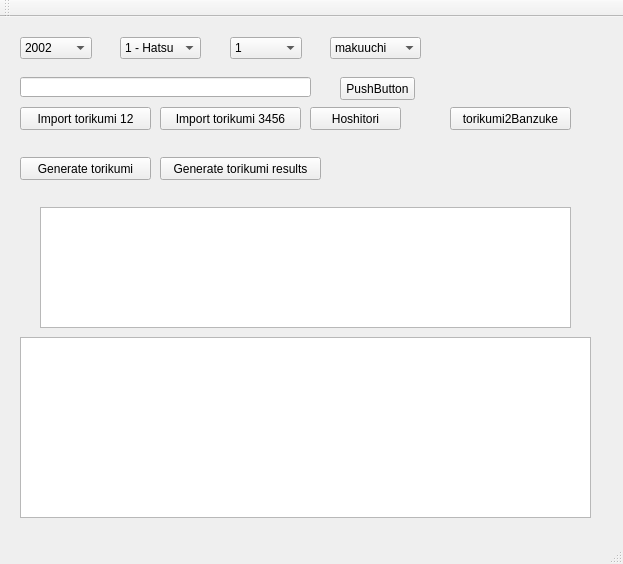
First picture: the form in mainwindow.ui, repository akdtg/ozumo, before the edit.
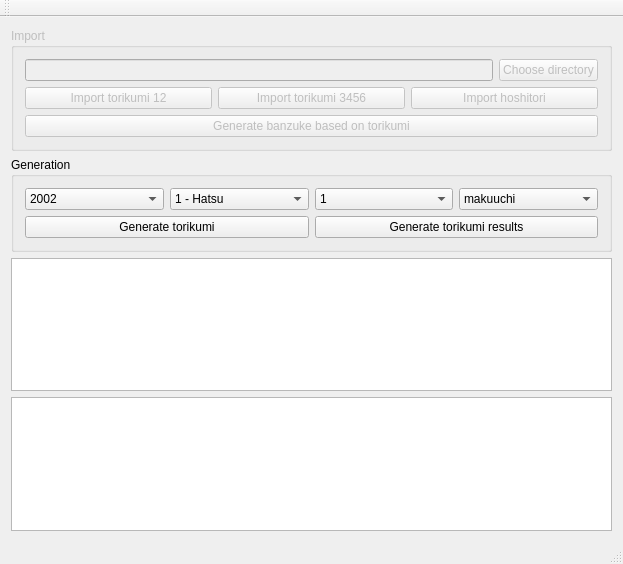
Second picture: the form after the edit.

Commit message: redesigned ui, better elements titles, added layouts, etc

```diff
--- a/mainwindow.ui
+++ b/mainwindow.ui
@@ -14,61 +14,75 @@
    <string>MainWindow</string>
   </property>
   <widget class="QWidget" name="centralWidget">
-   <widget class="QTableWidget" name="tableWidget">
-    <property name="geometry">
-     <rect>
-      <x>40</x>
-      <y>190</y>
-      <width>531</width>
-      <height>121</height>
-     </rect>
-    </property>
-   </widget>
+   <layout class="QGridLayout" name="gridLayout_3">
+    <item row="0" column="0">
+     <widget class="QGroupBox" name="groupBox_2">
+      <property name="enabled">
+       <bool>false</bool>
+      </property>
+      <property name="title">
+       <string>Import</string>
+      </property>
+      <layout class="QGridLayout" name="gridLayout_2">
+       <item row="0" column="0">
+        <layout class="QHBoxLayout" name="horizontalLayout_3">
+         <item>
+          <widget class="QLineEdit" name="lineEdit"/>
+         </item>
+         <item>
    <widget class="QPushButton" name="pushButton">
-    <property name="geometry">
-     <rect>
-      <x>340</x>
-      <y>60</y>
-      <width>75</width>
-      <height>23</height>
-     </rect>
-    </property>
     <property name="text">
-     <string>PushButton</string>
-    </property>
-   </widget>
-   <widget class="QLineEdit" name="lineEdit">
-    <property name="geometry">
-     <rect>
-      <x>20</x>
-      <y>60</y>
-      <width>291</width>
-      <height>20</height>
-     </rect>
-    </property>
-   </widget>
+            <string>Choose directory</string>
+           </property>
+          </widget>
+         </item>
+        </layout>
+       </item>
+       <item row="1" column="0">
+        <layout class="QHBoxLayout" name="horizontalLayout_4">
+         <item>
    <widget class="QPushButton" name="pushButton_Torikumi">
-    <property name="geometry">
-     <rect>
-      <x>20</x>
-      <y>90</y>
-      <width>131</width>
-      <height>23</height>
-     </rect>
-    </property>
     <property name="text">
      <string>Import torikumi 12</string>
     </property>
    </widget>
+         </item>
+         <item>
+          <widget class="QPushButton" name="pushButton_Torikumi3456">
+           <property name="text">
+            <string>Import torikumi 3456</string>
+           </property>
+          </widget>
+         </item>
+         <item>
+          <widget class="QPushButton" name="pushButton_Hoshitori">
+           <property name="text">
+            <string>Import hoshitori</string>
+           </property>
+          </widget>
+         </item>
+        </layout>
+       </item>
+       <item row="2" column="0">
+        <widget class="QPushButton" name="pushButton_torikumi2Banzuke">
+         <property name="text">
+          <string>Generate banzuke based on torikumi</string>
+         </property>
+        </widget>
+       </item>
+      </layout>
+     </widget>
+    </item>
+    <item row="1" column="0">
+     <widget class="QGroupBox" name="groupBox">
+      <property name="title">
+       <string>Generation</string>
+      </property>
+      <layout class="QGridLayout" name="gridLayout">
+       <item row="0" column="0">
+        <layout class="QHBoxLayout" name="horizontalLayout">
+         <item>
    <widget class="QComboBox" name="comboBox_year">
-    <property name="geometry">
-     <rect>
-      <x>20</x>
-      <y>20</y>
-      <width>72</width>
-      <height>22</height>
-     </rect>
-    </property>
     <property name="maxVisibleItems">
      <number>15</number>
     </property>
@@ -123,15 +137,9 @@
      </property>
     </item>
    </widget>
+         </item>
+         <item>
    <widget class="QComboBox" name="comboBox_basho">
-    <property name="geometry">
-     <rect>
-      <x>120</x>
-      <y>20</y>
-      <width>81</width>
-      <height>22</height>
-     </rect>
-    </property>
     <item>
      <property name="text">
       <string>1 - Hatsu</string>
@@ -163,15 +171,9 @@
      </property>
     </item>
    </widget>
+         </item>
+         <item>
    <widget class="QComboBox" name="comboBox_day">
-    <property name="geometry">
-     <rect>
-      <x>230</x>
-      <y>20</y>
-      <width>72</width>
-      <height>22</height>
-     </rect>
-    </property>
     <property name="maxVisibleItems">
      <number>15</number>
     </property>
@@ -251,15 +253,9 @@
      </property>
     </item>
    </widget>
+         </item>
+         <item>
    <widget class="QComboBox" name="comboBox_division">
-    <property name="geometry">
-     <rect>
-      <x>330</x>
-      <y>20</y>
-      <width>91</width>
-      <height>22</height>
-     </rect>
-    </property>
     <item>
      <property name="text">
       <string>makuuchi</string>
@@ -291,81 +287,37 @@
      </property>
     </item>
    </widget>
-   <widget class="QPushButton" name="pushButton_Hoshitori">
-    <property name="geometry">
-     <rect>
-      <x>310</x>
-      <y>90</y>
-      <width>91</width>
-      <height>23</height>
-     </rect>
-    </property>
-    <property name="text">
-     <string>Hoshitori</string>
-    </property>
-   </widget>
-   <widget class="QPushButton" name="pushButton_Torikumi3456">
-    <property name="geometry">
-     <rect>
-      <x>160</x>
-      <y>90</y>
-      <width>141</width>
-      <height>23</height>
-     </rect>
-    </property>
-    <property name="text">
-     <string>Import torikumi 3456</string>
-    </property>
-   </widget>
-   <widget class="QPushButton" name="pushButton_torikumi2Banzuke">
-    <property name="geometry">
-     <rect>
-      <x>450</x>
-      <y>90</y>
-      <width>121</width>
-      <height>23</height>
-     </rect>
-    </property>
-    <property name="text">
-     <string>torikumi2Banzuke</string>
-    </property>
-   </widget>
-   <widget class="QTextEdit" name="textEdit">
-    <property name="geometry">
-     <rect>
-      <x>20</x>
-      <y>320</y>
-      <width>571</width>
-      <height>181</height>
-     </rect>
-    </property>
-   </widget>
+         </item>
+        </layout>
+       </item>
+       <item row="1" column="0">
+        <layout class="QHBoxLayout" name="horizontalLayout_2">
+         <item>
    <widget class="QPushButton" name="pushButton_generateTorikumi">
-    <property name="geometry">
-     <rect>
-      <x>20</x>
-      <y>140</y>
-      <width>131</width>
-      <height>23</height>
-     </rect>
-    </property>
     <property name="text">
      <string>Generate torikumi</string>
     </property>
    </widget>
+         </item>
+         <item>
    <widget class="QPushButton" name="pushButton_generateTorikumiResults">
-    <property name="geometry">
-     <rect>
-      <x>160</x>
-      <y>140</y>
-      <width>161</width>
-      <height>23</height>
-     </rect>
-    </property>
     <property name="text">
      <string>Generate torikumi results</string>
     </property>
    </widget>
+         </item>
+        </layout>
+       </item>
+      </layout>
+     </widget>
+    </item>
+    <item row="2" column="0">
+     <widget class="QTableWidget" name="tableWidget"/>
+    </item>
+    <item row="3" column="0">
+     <widget class="QTextEdit" name="textEdit"/>
+    </item>
+   </layout>
   </widget>
   <widget class="QMenuBar" name="menuBar">
    <property name="geometry">
```
Lines whose indentation alone changed are shown as unchanged.
